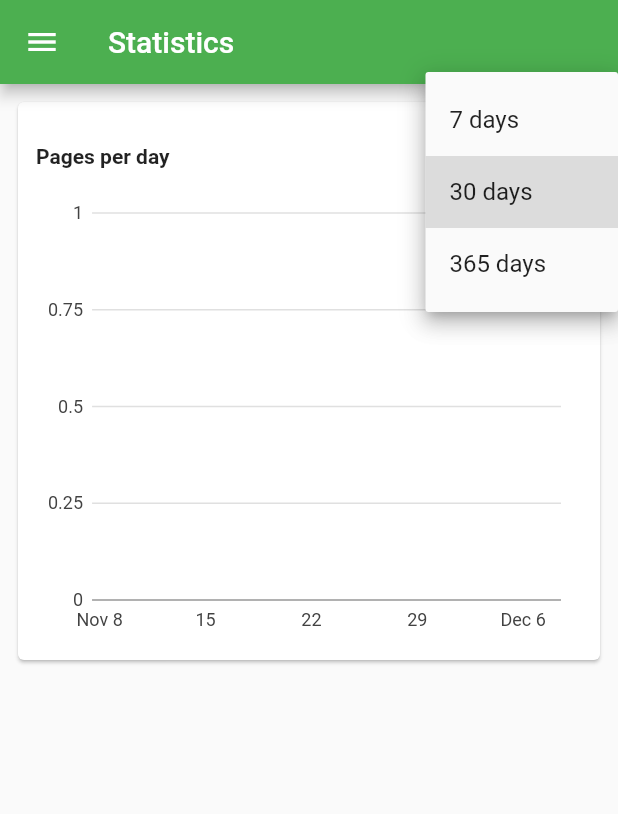
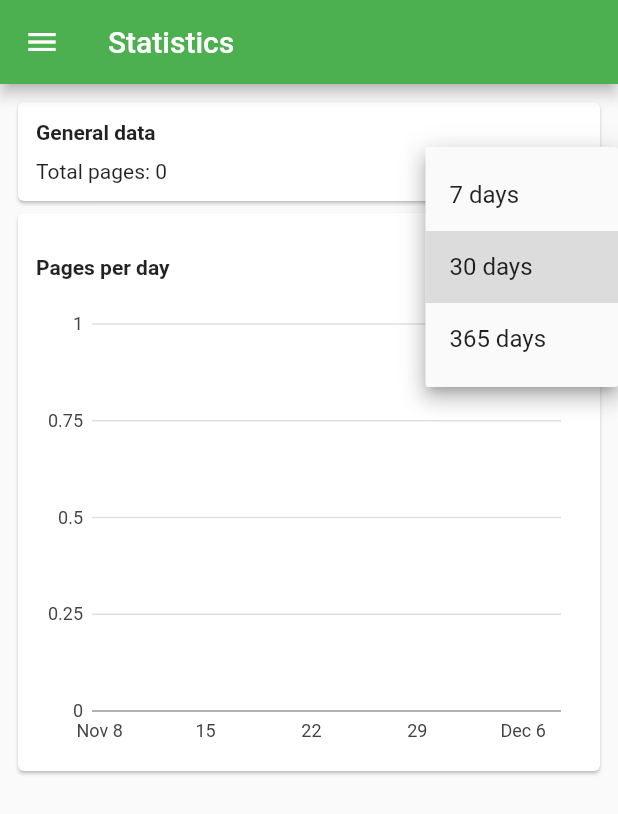
Before and after one commit to codinguniverse-de/trackit, a Flutter app: the StatisticsPage screen opened by its route, after a tap on an icon or button, on a phone screen of 412 x 824 dp. Shown: the top 814 px of the screen. Run offline on Flutter 3.47's test engine with Material 2 defaults, Android fonts, the phone set to English and light mode, and no system bars; our stand-ins replace camera, charts_flutter, smooth_star_rating, sqflite; accounts and stored records are empty.

Commit message:
Show total pages

```diff
--- a/lib/data/database_provider.dart
+++ b/lib/data/database_provider.dart
@@ -139,4 +139,14 @@ class DatabaseProvider {
 
     return timeSeriesPages;
   }
+
+  Future<int> getTotalPages() async {
+    var values = await db.query(tableReadEntry, columns: [columnPagesRead]);
+
+    int sum = 0;
+
+    values.map((m) => m[columnPagesRead]).forEach((pages) => sum += pages);
+
+    return sum;
+  }
 }
--- a/lib/model/books_model.dart
+++ b/lib/model/books_model.dart
@@ -107,4 +107,8 @@ class BooksModel extends Model {
   Future<List<TimeSeriesPages>> getTimeSeriesPages(int days) async {
     return await _provider.getTimeSeriesPages(days);
   }
+
+  Future<int> getTotalPages() async {
+    return await _provider.getTotalPages();
+  }
 }
--- a/lib/pages/statistics_page.dart
+++ b/lib/pages/statistics_page.dart
@@ -19,11 +19,13 @@ class StatisticsPage extends StatefulWidget {
 class _StatisticsPageState extends State<StatisticsPage> {
   List<charts.Series<TimeSeriesPages, DateTime>> _seriesList = [];
   int _days = 30;
+  int _totalPages = 0;
 
   @override
   initState() {
     super.initState();
     fetchSeries();
+    fetchTotalPages();
   }
 
   @override
@@ -33,11 +35,25 @@ class _StatisticsPageState extends State<StatisticsPage> {
       appBar: AppBar(
         title: Text(Localization.of(context).statistics),
       ),
-      body: ListView(
-        children: <Widget>[
-          Padding(
-            padding: const EdgeInsets.all(8.0),
-            child: Card(
+      body: Padding(
+        padding: const EdgeInsets.all(8.0),
+        child: ListView(
+          children: <Widget>[
+            Card(
+                child: Padding(
+                    padding: EdgeInsets.all(12.0),
+                    child: Column(
+                      crossAxisAlignment: CrossAxisAlignment.start,
+                      children: <Widget>[
+                        Text(
+                          Localization.of(context).generalData,
+                          style: TextStyle(fontWeight: FontWeight.w700),
+                        ),
+                        SizedBox(height: 10.0,),
+                        Text(Localization.of(context).totalPages + _totalPages.toString()),
+                      ],
+                    ))),
+            Card(
               child: Padding(
                 padding: EdgeInsets.all(12.0),
                 child: Column(
@@ -85,9 +101,9 @@ class _StatisticsPageState extends State<StatisticsPage> {
                   ],
                 ),
               ),
-            ),
-          )
-        ],
+            )
+          ],
+        ),
       ),
     );
   }
@@ -108,6 +124,13 @@ class _StatisticsPageState extends State<StatisticsPage> {
     });
   }
 
+  void fetchTotalPages() async{
+    int pages = await widget.model.getTotalPages();
+    setState(() {
+      _totalPages = pages;
+    });
+  }
+
   List<DropdownMenuItem<int>> _buildDropDownItems() {
     return [
       DropdownMenuItem<int>(
@@ -124,4 +147,5 @@ class _StatisticsPageState extends State<StatisticsPage> {
       ),
     ];
   }
+
 }
--- a/lib/util/localization.dart
+++ b/lib/util/localization.dart
@@ -8,9 +8,6 @@ class Localization {
   final Locale locale;
 
   Localization(this.locale);
-
-
-
 
   static Localization of(BuildContext context) {
     return Localizations.of<Localization>(context, Localization);
@@ -23,6 +20,8 @@ class Localization {
 
   _getValue(String key) => _localizedValues[locale.languageCode][key];
 
+  String get totalPages => _getValue(TotalPages);
+  String get generalData => _getValue(GeneralData);
   String get search => _getValue(Search);
   String get noResults => _getValue(NoResults);
   String get fetchBooksFailed => _getValue(FetchBooksFailed);
--- a/lib/util/localization_strings.dart
+++ b/lib/util/localization_strings.dart
@@ -26,7 +26,9 @@ const String AppTitle = 'app_title',
     Days = 'days',
     FetchBooksFailed = 'fetch_books_failed',
     NoResults = 'no_results',
-    Search = 'search';
+    Search = 'search',
+    GeneralData = 'general_data',
+    TotalPages = 'total_pages';
 
 final de = {
   AppTitle: 'TrackIt',
@@ -58,6 +60,8 @@ final de = {
   FetchBooksFailed: 'Fehler bei der Websuche',
   NoResults: 'Keine Ergebnisse',
   Search: 'Suche',
+  GeneralData: 'Allgemeine Daten',
+  TotalPages: 'Seiten gesamt: '
 };
 
 final en = {
@@ -89,5 +93,7 @@ final en = {
   Days: 'days',
   FetchBooksFailed: 'Error while fetching data',
   NoResults: 'No Results',
-  Search: 'Search'
+  Search: 'Search',
+  GeneralData: 'General data',
+  TotalPages: 'Total pages: '
 };
```
